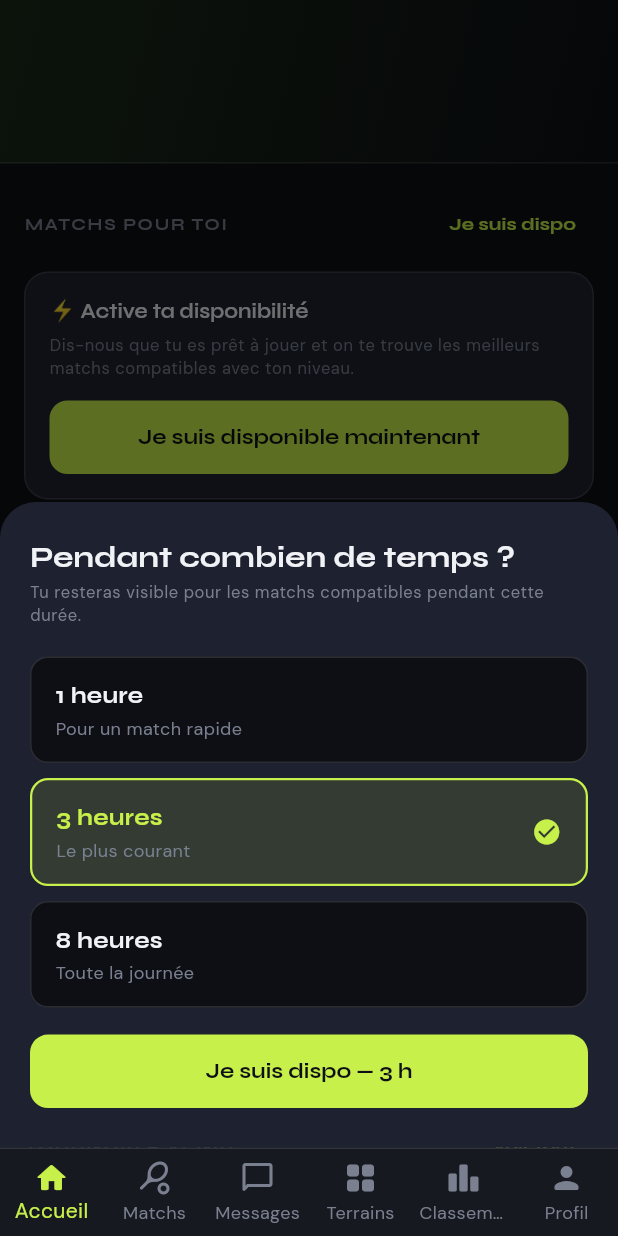
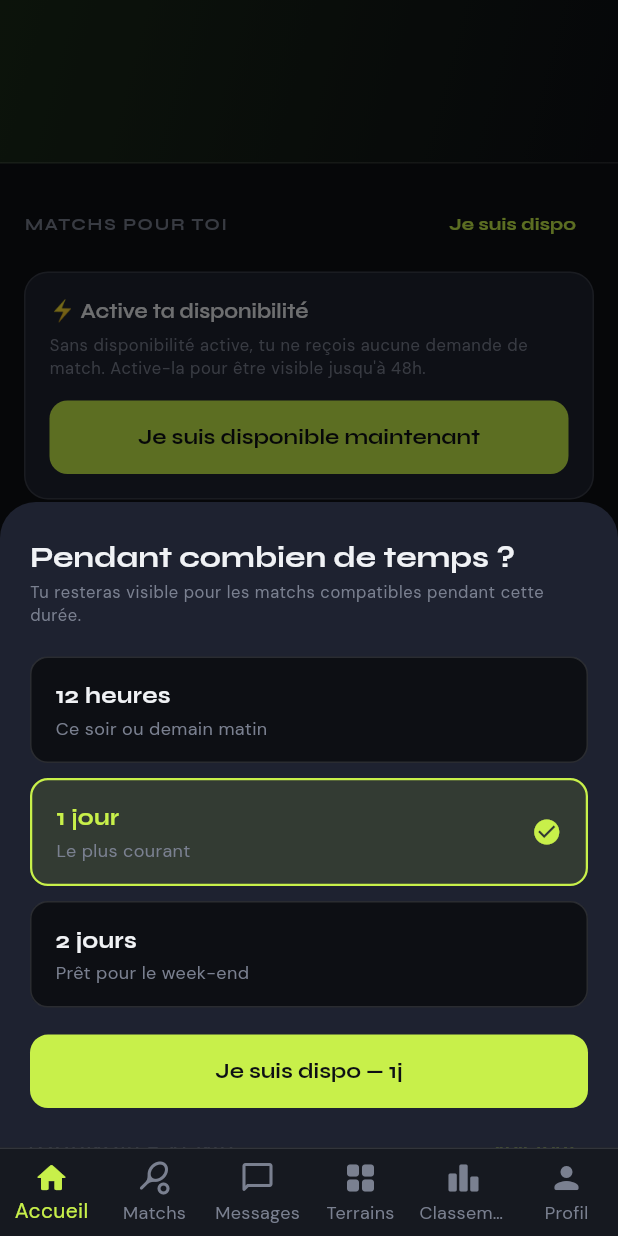
Before and after one commit to faraondamien-glitch/zupadel, a Flutter app: the screen it shows once a user with an empty profile is signed in, after a tap on "Je suis dispo", on a phone screen of 412 x 824 dp. Run offline on Flutter 3.47's test engine with Material 3 defaults, Android fonts, the phone set to English and light mode, and no system bars; our stand-ins replace cloud_firestore, cloud_functions, firebase_auth, firebase_core, firebase_messaging, firebase_storage and 10 more; missing offline and left inert: flutter_stripe; accounts and stored records are empty.

Commit message:
feat(dispo): switch availability from hours to days (max 48h)
- Picker: 12h / 1 jour / 2 jours (was 1h/3h/8h)
- Default changed from 3h to 24h everywhere (UI, service, Cloud Function)
- Button label shows 'j' for days, 'h' for half-day
- Expiry label: "demain" / "dans 2j" instead of hours
- Clarify UI: "Désactivé — tu ne recevras pas de demandes" so users
  understand they must activate availability to receive match requests
- Empty state text updated accordingly

https://claude.ai/code/session_01QT3YcEJGGbJgyjomuTBhjU

```diff
--- a/lib/screens/home_screen.dart
+++ b/lib/screens/home_screen.dart
@@ -315,12 +315,12 @@ class _DispoPickerSheet extends StatefulWidget {
 }
 
 class _DispoPickerSheetState extends State<_DispoPickerSheet> {
-  int _selected = 3;
+  int _selected = 24;
 
   static const _options = [
-    (hours: 1,  label: '1 heure',   sublabel: 'Pour un match rapide'),
-    (hours: 3,  label: '3 heures',  sublabel: 'Le plus courant'),
-    (hours: 8,  label: '8 heures',  sublabel: 'Toute la journée'),
+    (hours: 12, label: '12 heures',  sublabel: 'Ce soir ou demain matin'),
+    (hours: 24, label: '1 jour',     sublabel: 'Le plus courant'),
+    (hours: 48, label: '2 jours',    sublabel: 'Prêt pour le week-end'),
   ];
 
   @override
@@ -390,7 +390,7 @@ class _DispoPickerSheetState extends State<_DispoPickerSheet> {
           )),
           const SizedBox(height: 8),
           ZuButton(
-            label: 'Je suis dispo — $_selected h',
+            label: 'Je suis dispo — ${_selected >= 24 ? '${_selected ~/ 24}j' : '${_selected}h'}',
             onPressed: () => Navigator.pop(context, _selected),
           ),
         ],
@@ -513,7 +513,7 @@ class _HeroHeader extends StatelessWidget {
                           )
                         else
                           Text(
-                            'Active pour trouver un match',
+                            'Désactivé — tu ne recevras pas de demandes',
                             style: GoogleFonts.dmSans(
                               fontSize: 11,
                               color: ZuTheme.textSecondary,
@@ -546,7 +546,9 @@ class _HeroHeader extends StatelessWidget {
   String _formatExpiry(DateTime dt) {
     final diff = dt.difference(DateTime.now());
     if (diff.inMinutes < 60) return 'dans ${diff.inMinutes} min';
-    return 'dans ${diff.inHours}h';
+    if (diff.inHours < 24)   return 'dans ${diff.inHours}h';
+    if (diff.inHours < 48)   return 'demain';
+    return 'dans ${diff.inDays}j';
   }
 }
 
@@ -578,7 +580,7 @@ class _SuggestedEmptyState extends StatelessWidget {
             ),
             const SizedBox(height: 6),
             Text(
-              'Dis-nous que tu es prêt à jouer et on te trouve les meilleurs matchs compatibles avec ton niveau.',
+              'Sans disponibilité active, tu ne reçois aucune demande de match. Active-la pour être visible jusqu\'à 48h.',
               style: Theme.of(context).textTheme.bodySmall,
             ),
             const SizedBox(height: 14),
--- a/lib/services/services.dart
+++ b/lib/services/services.dart
@@ -1017,7 +1017,7 @@ class MatchmakingService {
   /// Récupère la position GPS actuelle si disponible.
   Future<void> setAvailability({
     required bool available,
-    int hours = 3,
+    int hours = 24,
   }) async {
     final expiresAt = DateTime.now().add(Duration(hours: hours));
 
```
Also changed, not shown: lib/screens/other_screens.dart (+5 -5 lines), 1 other file.
